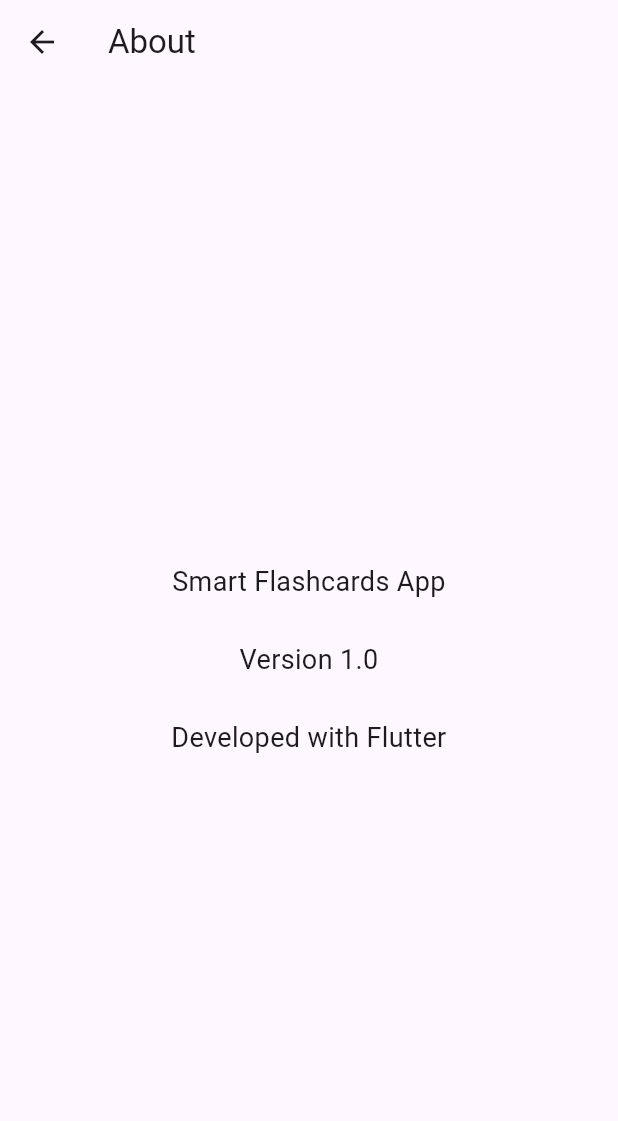
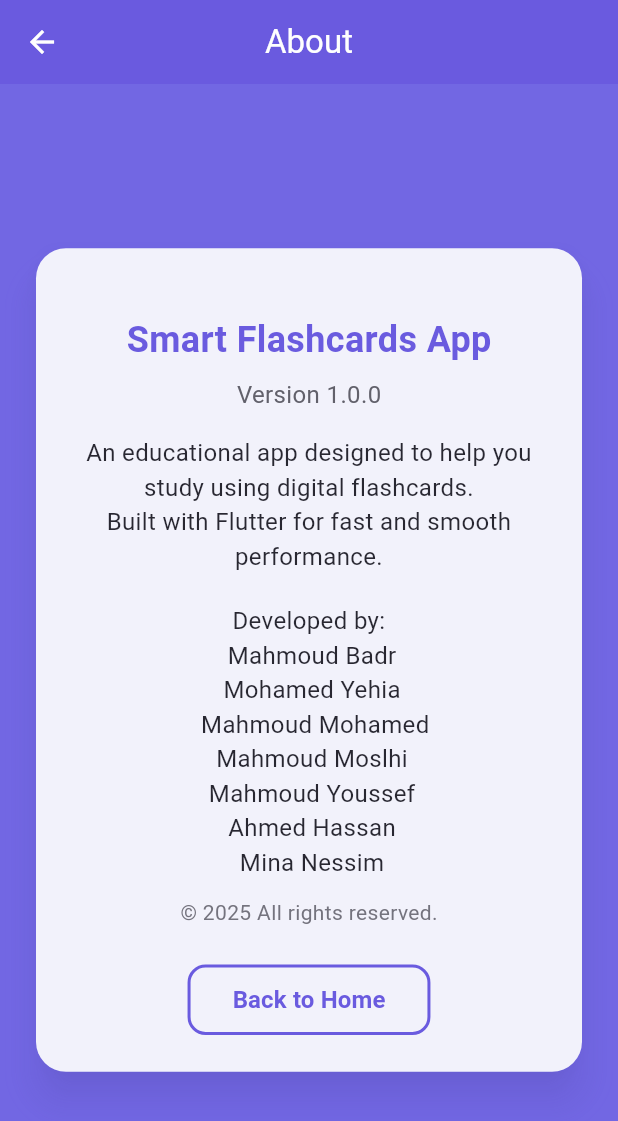
Before and after one commit to MinaNessim80/Smart-Flashcards-App, a Flutter app: the AboutScreen screen opened by its route, on a phone screen of 412 x 824 dp. Shown: the top 1121 px of the screen. Run offline on Flutter 3.47's test engine with Material 3 defaults, Android fonts, the phone set to English and light mode, and no system bars.

Commit message:
feat: enhance AboutScreen with animation and detailed information

```diff
--- a/lib/screens/about_screen.dart
+++ b/lib/screens/about_screen.dart
@@ -1,17 +1,129 @@
 import 'package:flutter/material.dart';
 
-class AboutScreen extends StatelessWidget {
+class AboutScreen extends StatefulWidget {
+  @override
+  _AboutScreenState createState() => _AboutScreenState();
+}
+
+class _AboutScreenState extends State<AboutScreen>
+    with SingleTickerProviderStateMixin {
+  late AnimationController _controller;
+  late Animation<double> _fadeAnimation;
+
+  final Color primaryColor = Color(0xFF6A5ADF); // بنفسجي غامق
+  final Color lightPurple = Color(0xFF7267E3); // بنفسجي فاتح
+  final Color whiteColor = Color(0xFFFEFFFE); // أبيض
+
+  @override
+  void initState() {
+    super.initState();
+    _controller = AnimationController(
+      duration: Duration(seconds: 2),
+      vsync: this,
+    );
+    _fadeAnimation = Tween<double>(
+      begin: 0,
+      end: 1,
+    ).animate(CurvedAnimation(parent: _controller, curve: Curves.easeIn));
+    _controller.forward();
+  }
+
+  @override
+  void dispose() {
+    _controller.dispose();
+    super.dispose();
+  }
+
   @override
   Widget build(BuildContext context) {
     return Scaffold(
-      appBar: AppBar(title: Text('About')),
+      backgroundColor: lightPurple,
+      appBar: AppBar(
+        title: Text('About', style: TextStyle(color: whiteColor)),
+        centerTitle: true,
+        backgroundColor: primaryColor,
+        iconTheme: IconThemeData(
+          color: whiteColor,
+        ), // لتعديل لون الأيقونات أيضًا إن وجدت
+      ),
       body: Center(
-        child: Padding(
-          padding: const EdgeInsets.all(16.0),
-          child: Text(
-            'Smart Flashcards App\n\nVersion 1.0\n\nDeveloped with Flutter',
-            textAlign: TextAlign.center,
-            style: TextStyle(fontSize: 18),
+        child: FadeTransition(
+          opacity: _fadeAnimation,
+          child: Padding(
+            padding: const EdgeInsets.all(20.0),
+            child: Card(
+              color: whiteColor,
+              elevation: 10,
+              shadowColor: primaryColor.withOpacity(0.4),
+              shape: RoundedRectangleBorder(
+                borderRadius: BorderRadius.circular(20),
+              ),
+              child: Padding(
+                padding: const EdgeInsets.all(24.0),
+                child: Column(
+                  mainAxisSize: MainAxisSize.min,
+                  children: [
+                    SizedBox(height: 20),
+                    Text(
+                      'Smart Flashcards App',
+                      style: TextStyle(
+                        fontSize: 24,
+                        fontWeight: FontWeight.bold,
+                        color: primaryColor,
+                      ),
+                    ),
+                    SizedBox(height: 8),
+                    Text(
+                      'Version 1.0.0',
+                      style: TextStyle(fontSize: 16, color: Colors.grey[700]),
+                    ),
+                    SizedBox(height: 16),
+                    Text(
+                      'An educational app designed to help you study using digital flashcards.\n'
+                      'Built with Flutter for fast and smooth performance.',
+                      style: TextStyle(fontSize: 16, color: Colors.black87),
+                      textAlign: TextAlign.center,
+                    ),
+                    SizedBox(height: 20),
+                    Text(
+                      'Developed by:\n Mahmoud Badr\n Mohamed Yehia\n  Mahmoud Mohamed\n Mahmoud Moslhi\n Mahmoud Youssef\n Ahmed Hassan\n Mina Nessim',
+                      style: TextStyle(fontSize: 16, color: Colors.black87),
+                      textAlign: TextAlign.center,
+                    ),
+                    SizedBox(height: 12),
+                    Text(
+                      '© 2025 All rights reserved.',
+                      style: TextStyle(fontSize: 14, color: Colors.grey[600]),
+                    ),
+                    SizedBox(height: 24),
+                    TextButton(
+                      onPressed: () {
+                        Navigator.pushReplacementNamed(context, '/home');
+                      },
+                      style: TextButton.styleFrom(
+                        foregroundColor: primaryColor,
+                        padding: EdgeInsets.symmetric(
+                          vertical: 12,
+                          horizontal: 30,
+                        ),
+                        shape: RoundedRectangleBorder(
+                          borderRadius: BorderRadius.circular(12),
+                          side: BorderSide(color: primaryColor, width: 2),
+                        ),
+                        backgroundColor: whiteColor,
+                      ),
+                      child: Text(
+                        'Back to Home',
+                        style: TextStyle(
+                          fontSize: 16,
+                          fontWeight: FontWeight.bold,
+                        ),
+                      ),
+                    ),
+                  ],
+                ),
+              ),
+            ),
           ),
         ),
       ),
```
